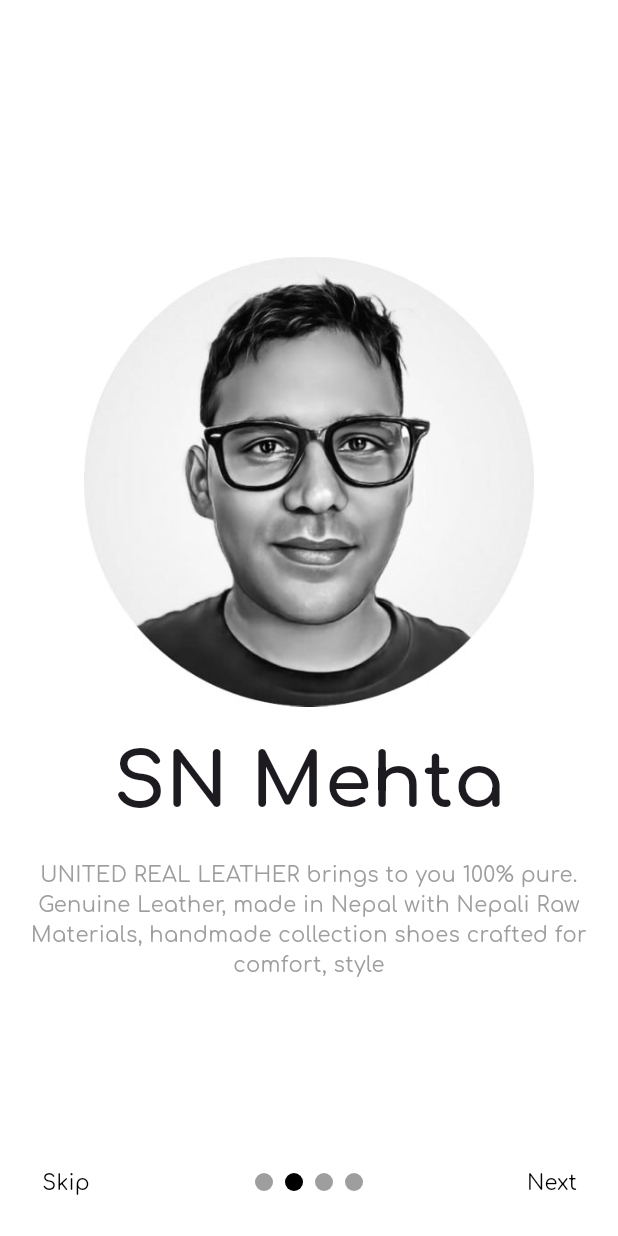
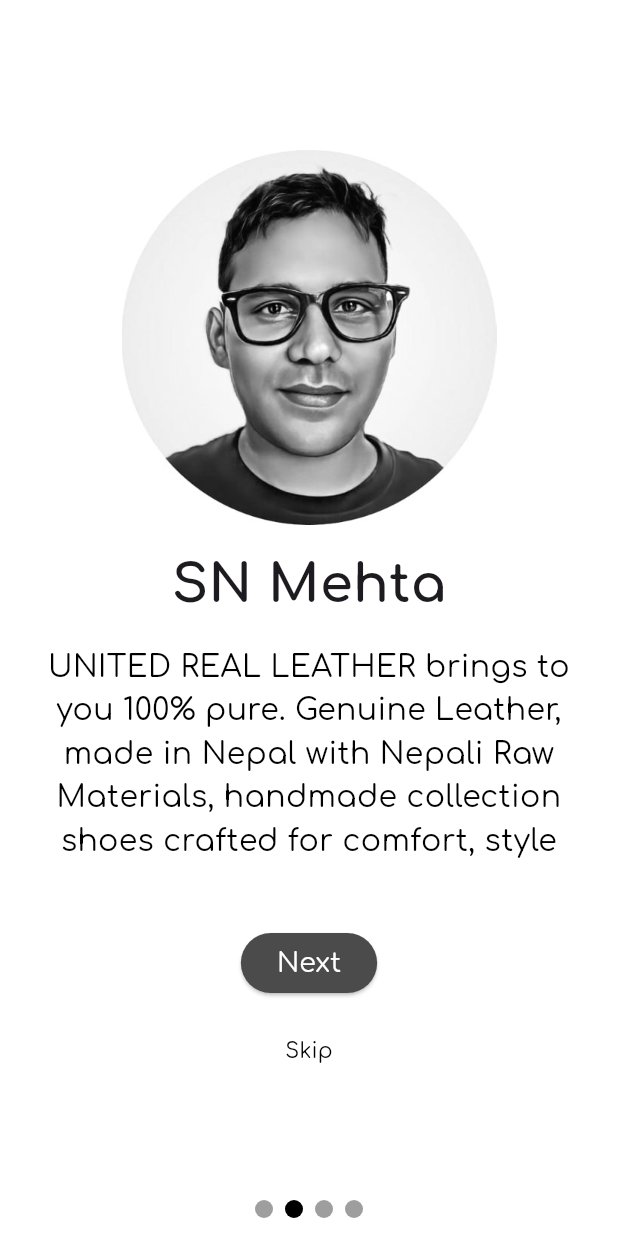
Before and after one commit to crpoudyal/my_shoes, a Flutter app: the screen it shows after launch, after a tap on "Next", on a phone screen of 412 x 824 dp. Run offline on Flutter 3.47's test engine with Material 3 defaults, Android fonts, the phone set to English and light mode, and no system bars; drawn by our look-alikes of smooth_page_indicator.

Commit message:
updated on boarding screens

```diff
--- a/lib/app_bar/app_bar_widget.dart
+++ b/lib/app_bar/app_bar_widget.dart
@@ -17,6 +17,13 @@
         children: [
           const Text(Constants.appName,
               style: TextStyle(fontSize: 12, fontWeight: FontWeight.w900)),
+         const SizedBox(
+            height: 20,
+            child: VerticalDivider(
+              color: Colors.black,
+              thickness: 2,
+            ),
+          ),
           Text(slogon,
               style:
                   const TextStyle(fontSize: 12, fontWeight: FontWeight.bold)),
--- a/lib/constants/constants.dart
+++ b/lib/constants/constants.dart
@@ -1,5 +1,5 @@
 class Constants {
-  static const String appName = 'United Real Leather Shoes ';
+  static const String appName = 'United Real Leather';
   static const String appSlogon = '100% Pure Leather';
   // contact
   static const String email = 'unitedtanneries@gmail.com';
--- a/lib/helper/onboarding_helper.dart
+++ b/lib/helper/onboarding_helper.dart
@@ -19,7 +19,7 @@
             '100% pure Genuine Leather : Made in Nepal with Nepali Raw Materials; Snug Fit : The shoe is made just for you.',
         image: ImageHelper.onboarding_3),
     OnboardingModel(
-        title: 'Nabin Bhattari',
+        title: 'Nabin Bhattarai',
         description:
             '100% pure Genuine Leather : Made in Nepal with Nepali Raw Materials; Snug Fit : The shoe is made just for you.',
         image: ImageHelper.onboarding_4),
--- a/lib/main.dart
+++ b/lib/main.dart
@@ -1,4 +1,5 @@
 import 'package:flutter/material.dart';
+import 'package:my_shoes/constants/constants.dart';
 import 'package:my_shoes/screens/splash_screen.dart';
 
 void main() {
@@ -11,7 +12,7 @@
   @override
   Widget build(BuildContext context) {
     return MaterialApp(
-      title: 'My Shoes',
+      title: Constants.appName,
       debugShowCheckedModeBanner: false,
       theme: ThemeData(
         colorScheme: ColorScheme.fromSeed(seedColor: Colors.deepPurple),
--- a/lib/on_boarding/onboarding_screen.dart
+++ b/lib/on_boarding/onboarding_screen.dart
@@ -16,8 +16,9 @@
   Widget build(BuildContext context) {
     return Scaffold(
       backgroundColor: Colors.white,
-      body: Container(
-        margin: const EdgeInsets.symmetric(horizontal: 12),
+      body: SafeArea(
+        child: Container(
+          margin: const EdgeInsets.symmetric(horizontal: 20, vertical: 100),
           child: PageView.builder(
               itemCount: OnboardingHelper.item.length,
               controller: pageController,
@@ -26,8 +27,8 @@
                   mainAxisAlignment: MainAxisAlignment.center,
                   children: [
                     SizedBox(
-                      height: 300,
-                      width: 300,
+                        height: 250,
+                        width: 250,
                         child: Image.asset(OnboardingHelper.item[index].image)),
                     const SizedBox(
                       height: 15,
@@ -35,27 +36,37 @@
                     Text(
                       OnboardingHelper.item[index].title,
                       style: const TextStyle(
-                        fontSize: 50, fontWeight: FontWeight.bold),
+                          fontSize: 35, fontWeight: FontWeight.bold),
                     ),
                     const SizedBox(
                       height: 15,
                     ),
-                  Text(
+                    Expanded(
+                      child: Text(
                         OnboardingHelper.item[index].description,
-                    style: const TextStyle(color: Colors.grey),
+                        style:
+                            const TextStyle(color: Colors.black, fontSize: 20),
                         textAlign: TextAlign.center,
                       ),
-                ],
-              );
-            }),
                     ),
-      bottomSheet: Container(
+                    ElevatedButton(
+                        style: ElevatedButton.styleFrom(
+                            backgroundColor: const Color(0xFF4B4B4B)),
+                        onPressed: () {
+                          pageController.nextPage(
+                              duration: const Duration(milliseconds: 500),
+                              curve: Curves.easeIn);
+                        },
+                        child: const Text(
+                          'Next',
+                          style: TextStyle(
                               color: Colors.white,
-        child: Padding(
-          padding: const EdgeInsets.all(12.0),
-          child: Row(
-            mainAxisAlignment: MainAxisAlignment.spaceBetween,
-            children: [
+                              fontWeight: FontWeight.w500,
+                              fontSize: 18),
+                        )),
+                    const SizedBox(
+                      height: 10,
+                    ),
                     TextButton(
                         onPressed: () {
                           Navigator.pushReplacement(
@@ -68,6 +79,18 @@
                           style: TextStyle(
                               color: Colors.black, fontWeight: FontWeight.w500),
                         )),
+                  ],
+                );
+              }),
+        ),
+      ),
+      bottomSheet: Container(
+        color: Colors.white,
+        child: Padding(
+          padding: const EdgeInsets.all(12.0),
+          child: Row(
+            mainAxisAlignment: MainAxisAlignment.center,
+            children: [
               SmoothPageIndicator(
                 controller: pageController,
                 count: OnboardingHelper.item.length,
@@ -77,17 +100,6 @@
                 effect: const WormEffect(
                     activeDotColor: Colors.black, dotHeight: 12, dotWidth: 12),
               ),
-              TextButton(
-                  onPressed: () {
-                    pageController.nextPage(
-                        duration: const Duration(milliseconds: 500),
-                        curve: Curves.easeIn);
-                  },
-                  child: const Text(
-                    'Next',
-                    style: TextStyle(
-                        color: Colors.black, fontWeight: FontWeight.w500),
-                  )),
             ],
           ),
         ),
--- a/lib/screens/splash_screen.dart
+++ b/lib/screens/splash_screen.dart
@@ -1,7 +1,6 @@
 import 'dart:async';
 
 import 'package:flutter/material.dart';
-import 'package:my_shoes/bottom_nav/bottom_nav_bar.dart';
 import 'package:my_shoes/constants/constants.dart';
 import 'package:my_shoes/helper/image_helper.dart';
 import 'package:my_shoes/on_boarding/onboarding_screen.dart';
@@ -26,22 +25,24 @@
   @override
   Widget build(BuildContext context) {
     return Scaffold(
-      body: Center(
+      backgroundColor: Colors.white,
+      body: SafeArea(
+        child: Padding(
+          padding: const EdgeInsets.symmetric(vertical: 100, horizontal: 20),
           child: Column(
             mainAxisAlignment: MainAxisAlignment.center,
             children: [
-            Expanded(
-              child: CircleAvatar(
+              CircleAvatar(
                 maxRadius: 70,
+                backgroundColor: Colors.transparent,
                 child: Image.asset(ImageHelper.appIcon),
-              ),
               ),
               const Padding(
                 padding: EdgeInsets.only(top: 15),
                 child: Text(
                   Constants.appName,
                   style: TextStyle(
-                  fontSize: 50,
+                    fontSize: 30,
                     fontWeight: FontWeight.bold,
                   ),
                 ),
@@ -81,13 +82,11 @@
                   ImageHelper.microsoft,
                 ),
               ),
-            const Padding(
-              padding: EdgeInsets.all(50.0),
-              child: Text('Made in Biratnagar'),
-            ),
             ],
           ),
         ),
+      ),
+      bottomSheet: const Text('Made in Biratnagar'),
     );
   }
 }
```
Lines whose indentation alone changed are shown as unchanged.
